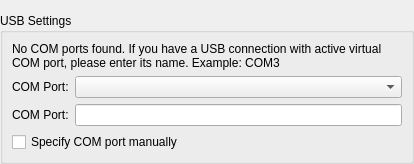
Victor-Y-Fadeev/qreal, file plugins/robots/generators/iotik/iotikGeneratorBase/widgets/iotikAdditionalPreferences.ui: the form before one commit.
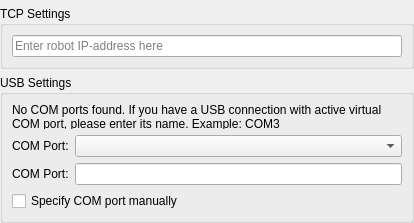
The form after the commit. Custom widgets are drawn as their Qt base class.

Commit message: Add TCP widget

Patch:
```diff
--- a/plugins/robots/generators/iotik/iotikGeneratorBase/widgets/iotikAdditionalPreferences.ui
+++ b/plugins/robots/generators/iotik/iotikGeneratorBase/widgets/iotikAdditionalPreferences.ui
@@ -7,7 +7,7 @@
     <x>0</x>
     <y>0</y>
     <width>414</width>
-    <height>164</height>
+    <height>223</height>
    </rect>
   </property>
   <property name="windowTitle">
@@ -27,7 +27,27 @@
     <number>0</number>
    </property>
    <item>
-    <widget class="qReal::ui::ImagePicker" name="robotImagePicker" native="true"/>
+    <widget class="qReal::ui::ImagePicker" name="robotImagePicker" native="true">
+     <property name="enabled">
+      <bool>true</bool>
+     </property>
+    </widget>
+   </item>
+   <item>
+    <widget class="QGroupBox" name="tcpSettingsGroupBox">
+     <property name="title">
+      <string>TCP Settings</string>
+     </property>
+     <layout class="QGridLayout" name="gridLayout_5">
+      <item row="0" column="0">
+       <widget class="QLineEdit" name="tcpServerLineEdit">
+        <property name="placeholderText">
+         <string>Enter robot IP-address here</string>
+        </property>
+       </widget>
+      </item>
+     </layout>
+    </widget>
    </item>
    <item>
     <widget class="QGroupBox" name="usbSettingsGroupBox">
```
The commit also changes 1 other file.
